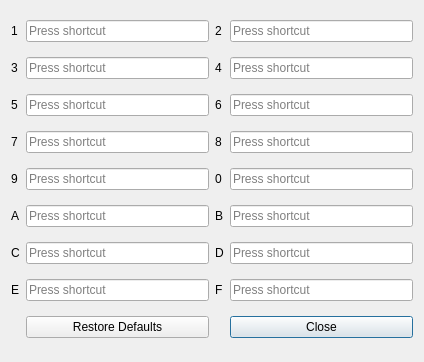
This is Chip8Redo/bindkeys.ui in perspace42/Chip-8_Emulator as Qt 5 draws it before an edit. The edited form follows.
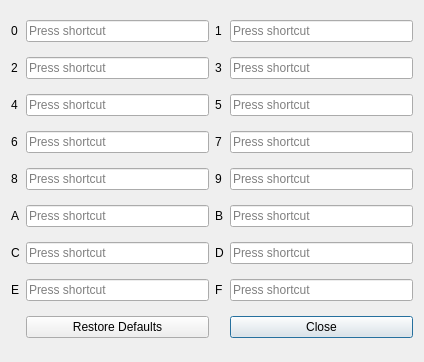
This is the edited form.

What changed in the file:
```diff
--- a/Chip8Redo/bindkeys.ui
+++ b/Chip8Redo/bindkeys.ui
@@ -29,19 +29,19 @@
     </widget>
    </item>
    <item row="4" column="1">
-    <widget class="QLabel" name="label_3">
-     <property name="text">
-      <string>3</string>
-     </property>
-    </widget>
-   </item>
-   <item row="2" column="3">
     <widget class="QLabel" name="label_2">
      <property name="text">
       <string>2</string>
      </property>
     </widget>
    </item>
+   <item row="2" column="3">
+    <widget class="QLabel" name="label_1">
+     <property name="text">
+      <string>1</string>
+     </property>
+    </widget>
+   </item>
    <item row="11" column="2">
     <widget class="QPushButton" name="RestoreDefaults">
      <property name="text">
@@ -50,26 +50,26 @@
     </widget>
    </item>
    <item row="2" column="1">
-    <widget class="QLabel" name="label_1">
-     <property name="text">
-      <string>1</string>
-     </property>
-    </widget>
-   </item>
-   <item row="7" column="3">
     <widget class="QLabel" name="label_0">
      <property name="text">
       <string>0</string>
      </property>
     </widget>
    </item>
-   <item row="7" column="1">
+   <item row="7" column="3">
     <widget class="QLabel" name="label_9">
      <property name="text">
       <string>9</string>
      </property>
     </widget>
    </item>
+   <item row="7" column="1">
+    <widget class="QLabel" name="label_8">
+     <property name="text">
+      <string>8</string>
+     </property>
+    </widget>
+   </item>
    <item row="9" column="1">
     <widget class="QLabel" name="label_C">
      <property name="text">
@@ -78,9 +78,9 @@
     </widget>
    </item>
    <item row="5" column="3">
-    <widget class="QLabel" name="label_6">
+    <widget class="QLabel" name="label_5">
      <property name="text">
-      <string>6</string>
+      <string>5</string>
      </property>
     </widget>
    </item>
@@ -92,9 +92,9 @@
     </widget>
    </item>
    <item row="4" column="3">
-    <widget class="QLabel" name="label_4">
+    <widget class="QLabel" name="label_3">
      <property name="text">
-      <string>4</string>
+      <string>3</string>
      </property>
     </widget>
    </item>
@@ -106,9 +106,9 @@
     </widget>
    </item>
    <item row="6" column="1">
-    <widget class="QLabel" name="label_7">
+    <widget class="QLabel" name="label_6">
      <property name="text">
-      <string>7</string>
+      <string>6</string>
      </property>
     </widget>
    </item>
@@ -120,48 +120,48 @@
     </widget>
    </item>
    <item row="5" column="1">
-    <widget class="QLabel" name="label_5">
+    <widget class="QLabel" name="label_4">
      <property name="text">
-      <string>5</string>
+      <string>4</string>
      </property>
     </widget>
    </item>
    <item row="6" column="3">
-    <widget class="QLabel" name="label_8">
+    <widget class="QLabel" name="label_7">
      <property name="text">
-      <string>8</string>
+      <string>7</string>
      </property>
     </widget>
    </item>
    <item row="2" column="2">
-    <widget class="QKeySequenceEdit" name="keySequenceEdit_1"/>
+    <widget class="QKeySequenceEdit" name="keySequenceEdit_0"/>
    </item>
    <item row="2" column="4">
-    <widget class="QKeySequenceEdit" name="keySequenceEdit_2"/>
+    <widget class="QKeySequenceEdit" name="keySequenceEdit_1"/>
    </item>
    <item row="4" column="2">
-    <widget class="QKeySequenceEdit" name="keySequenceEdit_3"/>
+    <widget class="QKeySequenceEdit" name="keySequenceEdit_2"/>
    </item>
    <item row="4" column="4">
-    <widget class="QKeySequenceEdit" name="keySequenceEdit_4"/>
+    <widget class="QKeySequenceEdit" name="keySequenceEdit_3"/>
    </item>
    <item row="5" column="2">
-    <widget class="QKeySequenceEdit" name="keySequenceEdit_5"/>
+    <widget class="QKeySequenceEdit" name="keySequenceEdit_4"/>
    </item>
    <item row="5" column="4">
-    <widget class="QKeySequenceEdit" name="keySequenceEdit_6"/>
+    <widget class="QKeySequenceEdit" name="keySequenceEdit_5"/>
    </item>
    <item row="6" column="2">
-    <widget class="QKeySequenceEdit" name="keySequenceEdit_7"/>
+    <widget class="QKeySequenceEdit" name="keySequenceEdit_6"/>
    </item>
    <item row="6" column="4">
-    <widget class="QKeySequenceEdit" name="keySequenceEdit_8"/>
+    <widget class="QKeySequenceEdit" name="keySequenceEdit_7"/>
    </item>
    <item row="7" column="2">
-    <widget class="QKeySequenceEdit" name="keySequenceEdit_9"/>
+    <widget class="QKeySequenceEdit" name="keySequenceEdit_8"/>
    </item>
    <item row="7" column="4">
-    <widget class="QKeySequenceEdit" name="keySequenceEdit_0"/>
+    <widget class="QKeySequenceEdit" name="keySequenceEdit_9"/>
    </item>
    <item row="8" column="2">
     <widget class="QKeySequenceEdit" name="keySequenceEdit_A"/>
```
